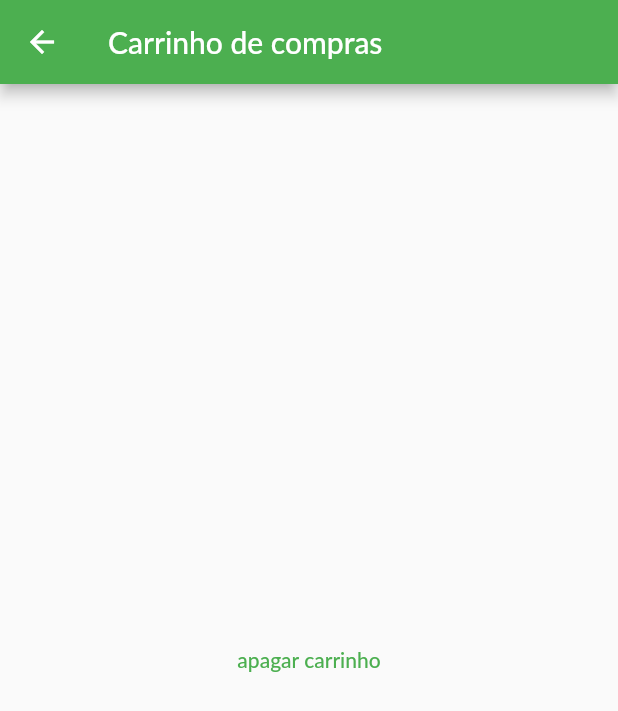
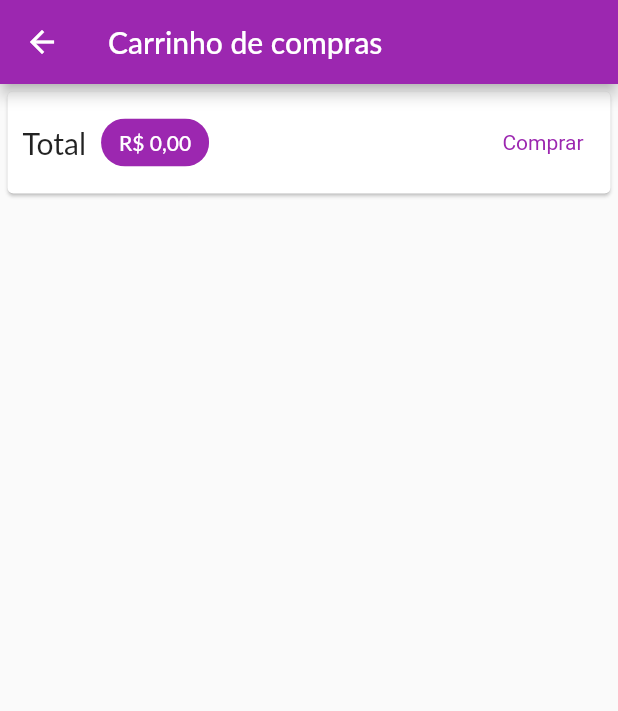
Before and after one commit to icarodavi/flutterShop, a Flutter app: the CartPage screen opened by its route, on a phone screen of 412 x 824 dp. Shown: the top 711 px of the screen. Run offline on Flutter 3.47's test engine with Material 2 defaults, Android fonts, the phone set to English and light mode, and no system bars; network calls fail; Roboto replaces fonts that are missing (Lato).

```diff
--- a/lib/components/product_item.dart
+++ b/lib/components/product_item.dart
@@ -51,10 +51,8 @@ class ProductItem extends StatelessWidget {
           trailing: IconButton(
             onPressed: () {
               cart.addItem(product);
-              print(cart.itemsCount);
             },
             icon: const Icon(Icons.shopping_cart),
-            // color: Theme.of(context).colorScheme.secondary,
           ),
         ),
       ),
--- a/lib/main.dart
+++ b/lib/main.dart
@@ -32,16 +32,16 @@ class MyApp extends StatelessWidget {
           title: 'Shopping Application',
           theme: ThemeData(
             fontFamily: 'Lato',
-            primarySwatch: Colors.green,
+            primarySwatch: Colors.purple,
             colorScheme: theme.colorScheme.copyWith(
-              primary: Colors.green,
+              primary: Colors.purple,
               secondary: Colors.deepOrange,
             ),
           ),
           home: ProductsOverviewPage(),
           routes: {
             AppRoutes.PRODUCT_DETAIL: (context) => const ProductDetailPage(),
-            AppRoutes.CART: (context) => const CartPage(),
+            AppRoutes.CART: (context) => CartPage(),
           }),
     );
   }
--- a/lib/pages/cart_page.dart
+++ b/lib/pages/cart_page.dart
@@ -1,23 +1,63 @@
 import 'package:flutter/material.dart';
+import 'package:intl/intl.dart';
 import 'package:provider/provider.dart';
+import 'package:shop/components/cart_item.dart';
 import 'package:shop/models/cart.dart';
 
 class CartPage extends StatelessWidget {
-  const CartPage({Key? key}) : super(key: key);
+  final NumberFormat formatter =
+      NumberFormat.simpleCurrency(locale: 'pt_BR', decimalDigits: 2);
+  CartPage({Key? key}) : super(key: key);
 
   @override
   Widget build(BuildContext context) {
     final cart = Provider.of<Cart>(context);
+    final items = cart.items.values.toList();
     return Scaffold(
-      appBar: AppBar(
-        title: const Text('Carrinho de compras'),
-      ),
-      body: Center(
-          child: TextButton(
-              onPressed: () {
-                cart.clear();
-              },
-              child: const Text('apagar carrinho'))),
-    );
+        appBar: AppBar(
+          title: const Text('Carrinho de compras'),
+        ),
+        body: Column(children: [
+          Card(
+            margin: const EdgeInsets.all(5),
+            child: Padding(
+              padding: const EdgeInsets.all(10.0),
+              child: Row(
+                  mainAxisAlignment: MainAxisAlignment.spaceBetween,
+                  children: [
+                    const Text(
+                      'Total',
+                      style: TextStyle(fontSize: 20),
+                    ),
+                    const SizedBox(
+                      width: 10,
+                    ),
+                    Chip(
+                      label: Text(
+                        formatter.format(cart.totalAmount),
+                        style: const TextStyle(color: Colors.white),
+                      ),
+                      backgroundColor: Theme.of(context).colorScheme.primary,
+                    ),
+                    const Spacer(),
+                    TextButton(
+                      onPressed: () {},
+                      child: const Text('Comprar'),
+                      style: TextButton.styleFrom(
+                        textStyle: TextStyle(
+                          color: Theme.of(context).colorScheme.primary,
+                        ),
+                      ),
+                    ),
+                  ]),
+            ),
+          ),
+          Expanded(
+            child: ListView.builder(
+              itemCount: items.length,
+              itemBuilder: ((context, index) => CartItemWidget(items[index])),
+            ),
+          )
+        ]));
   }
 }
```
Also changed, not shown: lib/components/cart_item.dart (added, +61 -0 lines).
